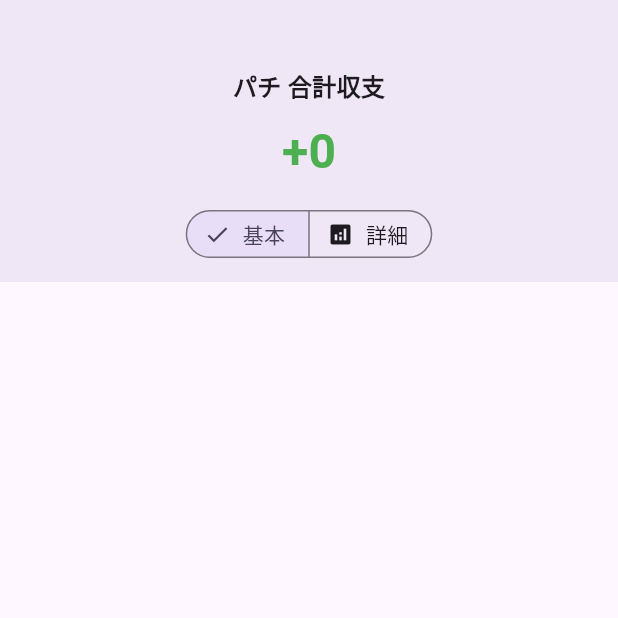
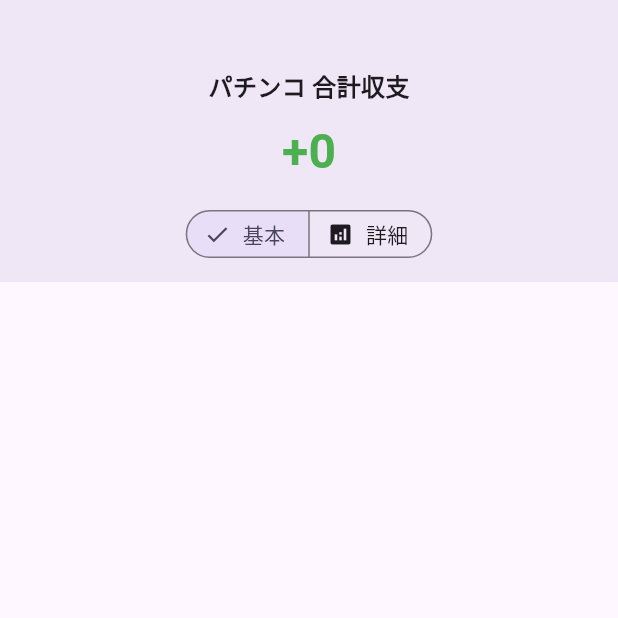
Before and after one commit to Ittalian/mahjong_tracker, a Flutter app: the screen it shows after launch, item 6 of the bottom bar chosen, on a phone screen of 412 x 824 dp, the top half of it. Run offline on Flutter 3.47's test engine with Material 3 defaults, Android fonts, the phone set to English and light mode, and no system bars; our stand-ins replace cloud_firestore, firebase_core, fl_chart, rxdart; accounts and stored records are empty.

Commit message:
画像追加、アプリ名変更

```diff
--- a/lib/screens/home_screen.dart
+++ b/lib/screens/home_screen.dart
@@ -67,7 +67,7 @@ class _HomeScreenState extends State<HomeScreen> {
     {
       'id': 'pachinko',
       'label': 'パチ',
-      'display_name': 'パチ',
+      'display_name': 'パチンコ',
       'icon': Icons.videogame_asset,
       'type': 'pachinko'
     },
```
Also changed, not shown: pubspec.yaml (+7 -3 lines), pubspec.lock, 3 other files.
